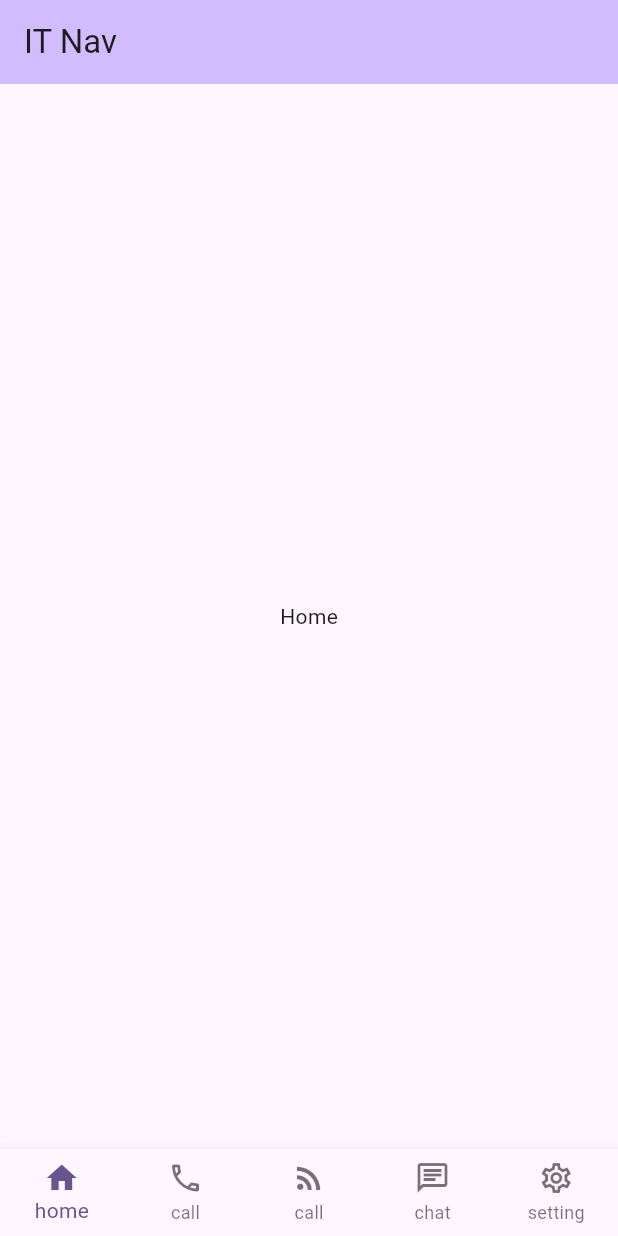
After one commit to Rowren/StartFlutter, a Flutter app: the screen it shows after launch, on a phone screen of 412 x 824 dp. The commit adds this screen. Run offline on Flutter 3.47's test engine with Material 3 defaults, Android fonts, the phone set to English and light mode, and no system bars; our stand-ins replace numberpicker.

Commit message:
navigation

```diff
--- a/lib/main.dart
+++ b/lib/main.dart
@@ -1,6 +1,7 @@
 import 'package:flutter/material.dart';
 import 'package:hello/pages/bmi.dart';
 import 'package:hello/pages/home.dart';
+import 'package:hello/pages/navigation.dart';
 
 void main() {
   runApp(const MyApp());
@@ -33,7 +34,7 @@ class MyApp extends StatelessWidget {
         colorScheme: ColorScheme.fromSeed(seedColor: Colors.deepPurple),
         useMaterial3: true,
       ),
-      home: const Bmi(),
+      home: const HomePageNav(),
     );
   }
 }
--- /dev/null
+++ b/lib/pages/navigation.dart
@@ -0,0 +1,86 @@
+import 'package:flutter/material.dart';
+
+class HomePageNav extends StatefulWidget {
+  const HomePageNav({super.key});
+
+  @override
+  State<HomePageNav> createState() => _HomePageNavState();
+}
+
+class _HomePageNavState extends State<HomePageNav> {
+  int _navIndex = 0;
+
+  @override
+  Widget build(BuildContext context) {
+    return Scaffold(
+      appBar: AppBar(
+        title: const Text('IT Nav'),
+        backgroundColor: Theme.of(context).colorScheme.inversePrimary,
+      ),
+      body: IndexedStack(
+        index: _navIndex,
+        children: [
+          //home
+          Center(
+            child: Text('Home'),
+          ),
+          //call
+          Center(
+            child: Text('call'),
+          ),
+          //feed
+          Center(
+            child: Text('Feed'),
+          ),
+          //Chat,
+          Center(
+            child: Text('Chat'),
+          ),
+          //Setting
+          Center(
+            child: Text('Setting'),
+          ),
+
+        ],
+      ),
+      bottomNavigationBar: BottomNavigationBar(
+        type: BottomNavigationBarType.fixed,
+        currentIndex: _navIndex,
+        onTap: (value) {
+          setState(() {
+            _navIndex = value;
+          });
+        },
+        items: const[
+          BottomNavigationBarItem(
+            icon: Icon(Icons.home_outlined),
+            activeIcon: Icon(Icons.home),
+            label: 'home'
+            ),
+             BottomNavigationBarItem(
+            icon: Icon(Icons.call_outlined),
+            activeIcon: Icon(Icons.call),
+            label: 'call'
+            ),
+          BottomNavigationBarItem(
+            icon: Icon(Icons.rss_feed_outlined),
+            activeIcon: Icon(Icons.rss_feed),
+            label: 'call'
+            ),
+          BottomNavigationBarItem(
+            icon: Icon(Icons.chat_outlined),
+            activeIcon: Icon(Icons.chat),
+            label: 'chat'
+            ),
+          BottomNavigationBarItem(
+            icon: Icon(Icons.settings_outlined),
+            activeIcon: Icon(Icons.settings),
+            label: 'setting'
+            ),
+
+
+        ],
+      ),
+    );
+  }
+}
```
